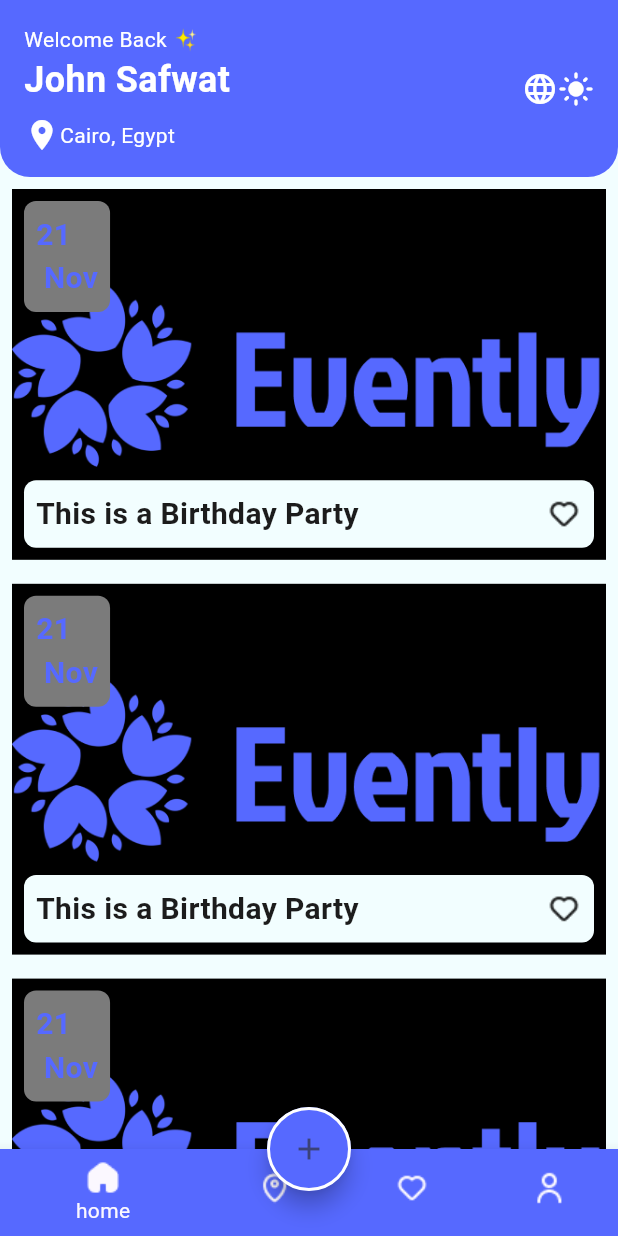
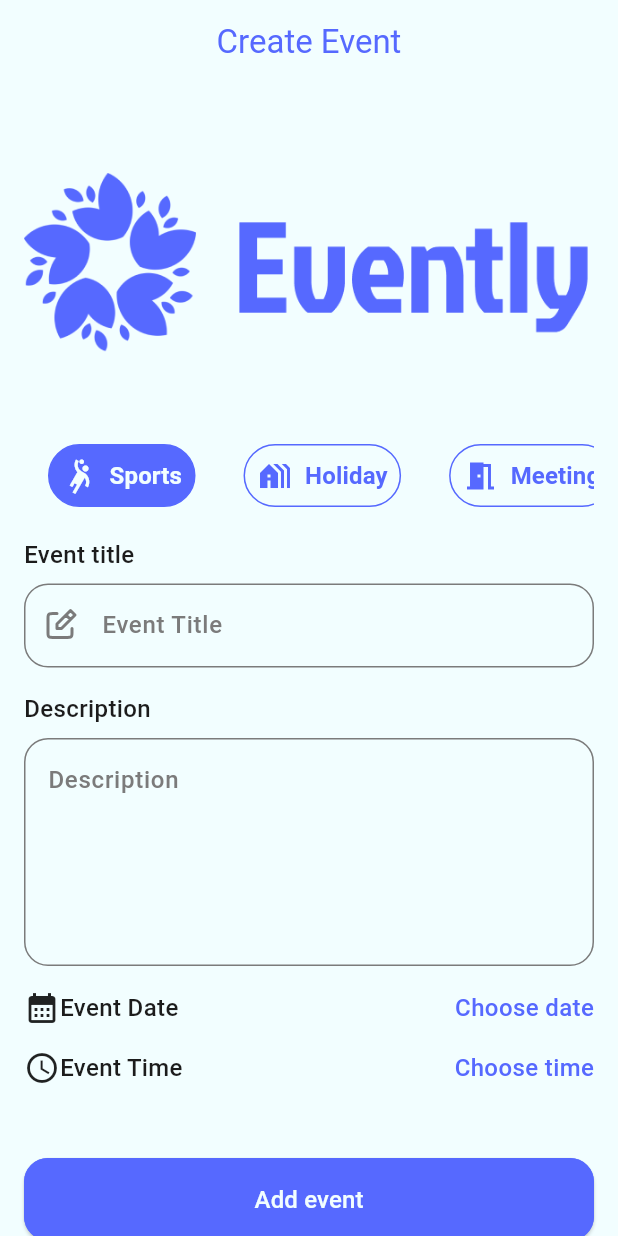
Before and after one commit to A-hmed/evently_c15, a Flutter app: the screen it shows after launch, on a phone screen of 412 x 824 dp. Run offline on Flutter 3.47's test engine with Material 3 defaults, Android fonts, the phone set to English and light mode, and no system bars; our stand-ins replace animated_toggle_switch, firebase_core, flutter_svg; accounts and stored records are empty.

Commit message:
Added design for home categories and add event. integrate with firebase project

```diff
--- a/lib/main.dart
+++ b/lib/main.dart
@@ -1,21 +1,24 @@
 import 'package:evently_c15/ui/providers/theme_provider.dart';
 import 'package:evently_c15/ui/providers/language_provider.dart';
+import 'package:evently_c15/ui/screens/add_event/add_event.dart';
 import 'package:evently_c15/ui/screens/home/home.dart';
 import 'package:evently_c15/ui/screens/splash/splash.dart';
 import 'package:evently_c15/ui/utils/app_theme.dart';
+import 'package:firebase_core/firebase_core.dart';
 import 'package:flutter/material.dart';
 import 'package:flutter_localizations/flutter_localizations.dart';
 import 'package:provider/provider.dart';
 import 'l10n/app_localizations.dart';
 
-void main() {
-  // runApp( ChangeNotifierProvider(
-  //   create: (_) => ThemeProvider(),
-  //   child: ChangeNotifierProvider(
-  //       create: (_) => LanguageProvider(),
-  //       child: MyApp()),
-  // )
-  // );
+void main() async {
+  WidgetsFlutterBinding.ensureInitialized();
+  await Firebase.initializeApp(
+    options: FirebaseOptions(
+        apiKey: "AIzaSyBir_qd6FDZPLZnOQi6tN1C0TNadr3VbgY",
+        appId: "1:132585537654:android:3df09b57eec8e74a5e9f57",
+        messagingSenderId: "",
+        projectId: "evently-c15-online"),
+  );
   runApp(MultiProvider(providers: [
     ChangeNotifierProvider(create: (_) => ThemeProvider()),
     ChangeNotifierProvider(create: (_) => LanguageProvider()),
@@ -49,7 +52,7 @@ class MyApp extends StatelessWidget {
         Locale('en'),
         Locale('ar'),
       ],
-      home: const Home(),
+      home: const AddEvent(),
     );
   }
 }
--- /dev/null
+++ b/lib/model/category_dm.dart
@@ -0,0 +1,59 @@
+import 'package:evently_c15/ui/utils/app_assets.dart';
+import 'package:flutter/material.dart';
+
+class CategoryDM {
+  IconData icon;
+  String title;
+  String image;
+
+  CategoryDM({required this.icon, required this.title, required this.image});
+
+  static List<CategoryDM> homeCategories = [
+    CategoryDM(
+        icon: Icons.all_inbox,
+        title: "All",
+        image: AppAssets.appHorizontalLogo),
+    CategoryDM(
+        icon: Icons.sports_handball,
+        title: "Sports",
+        image: AppAssets.appHorizontalLogo),
+    CategoryDM(
+        icon: Icons.holiday_village,
+        title: "Holiday",
+        image: AppAssets.appHorizontalLogo),
+    CategoryDM(
+        icon: Icons.meeting_room,
+        title: "Meeting",
+        image: AppAssets.appHorizontalLogo),
+    CategoryDM(
+        icon: Icons.cake,
+        title: "Birthday",
+        image: AppAssets.appHorizontalLogo),
+    CategoryDM(
+        icon: Icons.book_online,
+        title: "Booking Club",
+        image: AppAssets.appHorizontalLogo),
+  ];
+  static List<CategoryDM> createEventsCategories = [
+    CategoryDM(
+        icon: Icons.sports_handball,
+        title: "Sports",
+        image: AppAssets.appHorizontalLogo),
+    CategoryDM(
+        icon: Icons.holiday_village,
+        title: "Holiday",
+        image: AppAssets.appHorizontalLogo),
+    CategoryDM(
+        icon: Icons.meeting_room,
+        title: "Meeting",
+        image: AppAssets.appHorizontalLogo),
+    CategoryDM(
+        icon: Icons.cake,
+        title: "Birthday",
+        image: AppAssets.appHorizontalLogo),
+    CategoryDM(
+        icon: Icons.book_online,
+        title: "Booking Club",
+        image: AppAssets.appHorizontalLogo),
+  ];
+}
--- /dev/null
+++ b/lib/ui/screens/add_event/add_event.dart
@@ -0,0 +1,113 @@
+import 'package:evently_c15/model/category_dm.dart';
+import 'package:evently_c15/ui/utils/app_assets.dart';
+import 'package:evently_c15/ui/utils/app_colors.dart';
+import 'package:evently_c15/ui/widgets/category_tabs.dart';
+import 'package:evently_c15/ui/widgets/custom_button.dart';
+import 'package:evently_c15/ui/widgets/custom_text_field.dart';
+import 'package:flutter/material.dart';
+
+class AddEvent extends StatefulWidget {
+  const AddEvent({super.key});
+
+  @override
+  State<AddEvent> createState() => _AddEventState();
+}
+
+class _AddEventState extends State<AddEvent> {
+  @override
+  Widget build(BuildContext context) {
+    return Scaffold(
+      appBar: buildAppBar(),
+      body: Padding(
+        padding: const EdgeInsets.all(16.0),
+        child: Column(
+          spacing: 16,
+          children: [
+            buildCategoryImage(),
+            buildCategoryTabs(),
+
+            buildTitleTextField(),
+            buildDescriptionTextField(),
+            buildEventDate(),
+            buildEventTime(),
+            buildEventLocation(),
+            Spacer(),
+            buildAddEventButton()
+          ],
+        ),
+      ),
+    );
+  }
+
+  buildAppBar() => AppBar(
+        title: Text("Create Event"),
+      );
+
+  buildCategoryImage() => ClipRRect(
+        borderRadius: BorderRadius.circular(16),
+        child: Image.asset(
+          AppAssets.appHorizontalLogo,
+          height: MediaQuery.of(context).size.height * 0.25,
+        ),
+      );
+
+  buildCategoryTabs() => CategoryTabs(
+      categories: CategoryDM.createEventsCategories,
+      onTabSelected: (category) {
+        print(category.title);
+      },
+      selectedTabBg: AppColors.blue,
+      selectedTabTextColor: AppColors.white,
+      unselectedTabBg: AppColors.white,
+      unselectedTabTextColor: AppColors.blue,
+    );
+
+
+  buildTitleTextField() => Column(
+    crossAxisAlignment: CrossAxisAlignment.stretch,
+    children: [
+      Text("Event title", style: TextStyle(fontSize: 16, fontWeight: FontWeight.w500, color: AppColors.black),),
+      SizedBox(height: 8,),
+      CustomTextField(
+        hint: "Event Title",
+        prefixIcon: AppSvg.icTitle,
+      ),
+    ],
+  );
+
+  buildDescriptionTextField() => Column(
+    crossAxisAlignment: CrossAxisAlignment.stretch,
+    children: [
+      Text("Description", style: TextStyle(fontSize: 16, fontWeight: FontWeight.w500, color: AppColors.black),),
+      SizedBox(height: 8,),
+      CustomTextField(
+        hint: "Description",
+        minLines: 5,
+      ),
+    ],
+  );
+
+  buildEventDate() => Row(
+    children: [
+      Icon(Icons.calendar_month),
+      Text("Event Date", style: TextStyle(fontSize: 16, fontWeight: FontWeight.w500, color: AppColors.black),),
+      Spacer(),
+      Text("Choose date", style: TextStyle(fontSize: 16, fontWeight: FontWeight.w500, color: AppColors.blue),),
+    ],
+  );
+
+  buildEventTime() => Row(
+    children: [
+      Icon(Icons.access_time),
+      Text("Event Time", style: TextStyle(fontSize: 16, fontWeight: FontWeight.w500, color: AppColors.black),),
+      Spacer(),
+      Text("Choose time", style: TextStyle(fontSize: 16, fontWeight: FontWeight.w500, color: AppColors.blue),),
+    ],
+  );
+
+  buildEventLocation() => Container();
+
+  buildAddEventButton() => CustomButton(text: "Add event", onClick: (){
+
+  });
+}
--- a/lib/ui/screens/home/home.dart
+++ b/lib/ui/screens/home/home.dart
@@ -4,6 +4,7 @@ import 'package:evently_c15/ui/screens/home/tabs/map/map_tab.dart';
 import 'package:evently_c15/ui/screens/home/tabs/profile/profile_tab.dart';
 import 'package:evently_c15/ui/utils/app_assets.dart';
 import 'package:evently_c15/ui/utils/app_colors.dart';
+import 'package:evently_c15/ui/utils/app_routes.dart';
 import 'package:flutter/material.dart';
 
 class Home extends StatefulWidget {
@@ -68,8 +69,10 @@ class _HomeState extends State<Home> {
 
   buildFab() => FloatingActionButton(
         backgroundColor: AppColors.blue,
+        shape: StadiumBorder(side: BorderSide(color: Colors.white, width: 2)),
+        onPressed: () {
+          Navigator.push(context, AppRoutes.addEvent);
+        },
         child: const Icon(Icons.add),
-        shape: StadiumBorder(side: BorderSide(color: Colors.white, width: 2)),
-        onPressed: () {},
       );
 }
--- a/lib/ui/screens/home/tabs/home/home_tab.dart
+++ b/lib/ui/screens/home/tabs/home/home_tab.dart
@@ -1,6 +1,8 @@
+import 'package:evently_c15/model/category_dm.dart';
 import 'package:evently_c15/model/event_dm.dart';
 import 'package:evently_c15/ui/utils/app_assets.dart';
 import 'package:evently_c15/ui/utils/app_colors.dart';
+import 'package:evently_c15/ui/widgets/category_tabs.dart';
 import 'package:evently_c15/ui/widgets/event_widget.dart';
 import 'package:flutter/material.dart';
 
@@ -25,6 +27,9 @@ class HomeTab extends StatelessWidget {
         child: Column(
           children: [
             buildUserInfo(),
+            SizedBox(
+              height: 8,
+            ),
             buildCategoriesTabs(),
           ],
         ),
@@ -69,7 +74,16 @@ class HomeTab extends StatelessWidget {
         ],
       );
 
-  buildCategoriesTabs() => Container();
+  buildCategoriesTabs() => CategoryTabs(
+        categories: CategoryDM.homeCategories,
+        onTabSelected: (category) {
+          print(category.title);
+        },
+        selectedTabBg: AppColors.white,
+        selectedTabTextColor: AppColors.blue,
+        unselectedTabBg: AppColors.blue,
+        unselectedTabTextColor: AppColors.white,
+      );
 
   buildEventsList() => ListView.builder(
       itemCount: 20,
--- a/lib/ui/utils/app_assets.dart
+++ b/lib/ui/utils/app_assets.dart
@@ -21,4 +21,5 @@ class AppAssets {
 class AppSvg {
   static const String icEmail = 'assets/images/svg/ic_email.svg';
   static const String icPassword = 'assets/images/svg/ic_password.svg';
+  static const String icTitle = 'assets/images/svg/ic_title.svg';
 }
--- a/lib/ui/utils/app_routes.dart
+++ b/lib/ui/utils/app_routes.dart
@@ -1,3 +1,4 @@
+import 'package:evently_c15/ui/screens/add_event/add_event.dart';
 import 'package:evently_c15/ui/screens/home/home.dart';
 import 'package:evently_c15/ui/screens/login/login.dart';
 import 'package:evently_c15/ui/screens/register/register.dart';
@@ -15,4 +16,8 @@ abstract final class AppRoutes {
   static Route get register {
     return MaterialPageRoute(builder: (_) => const Register());
   }
+
+  static Route get addEvent {
+    return MaterialPageRoute(builder: (_) => const AddEvent());
+  }
 }
--- a/lib/ui/utils/app_theme.dart
+++ b/lib/ui/utils/app_theme.dart
@@ -47,11 +47,10 @@ abstract final class AppTheme {
       colorScheme: ColorScheme.fromSeed(seedColor: AppColors.blue),
       textTheme: _lightTextTheme,
       appBarTheme: AppBarTheme(
-          backgroundColor: AppColors.blue,
-          shape: RoundedRectangleBorder(
-              borderRadius: BorderRadius.only(
-                  bottomLeft: Radius.circular(16),
-                  bottomRight: Radius.circular(16)))),
+          backgroundColor: Colors.transparent,
+        centerTitle: true,
+        titleTextStyle: TextStyle(fontSize: 22, fontWeight: FontWeight.w400, color: AppColors.blue)
+      ),
       elevatedButtonTheme: ElevatedButtonThemeData(
           style: ElevatedButton.styleFrom(
               backgroundColor: AppColors.blue,
--- /dev/null
+++ b/lib/ui/widgets/category_tabs.dart
@@ -0,0 +1,84 @@
+import 'package:evently_c15/model/category_dm.dart';
+import 'package:flutter/material.dart';
+
+class CategoryTabs extends StatefulWidget {
+  final List<CategoryDM> categories;
+  final Function(CategoryDM) onTabSelected;
+  final Color selectedTabBg;
+  final Color unselectedTabBg;
+  final Color selectedTabTextColor;
+  final Color unselectedTabTextColor;
+
+  const CategoryTabs(
+      {super.key,
+      required this.categories,
+      required this.selectedTabBg,
+      required this.selectedTabTextColor,
+      required this.unselectedTabBg,
+      required this.unselectedTabTextColor,
+      required this.onTabSelected});
+
+  @override
+  State<CategoryTabs> createState() => _CategoryTabsState();
+}
+
+class _CategoryTabsState extends State<CategoryTabs> {
+  late CategoryDM selectedCategory;
+  @override
+  void initState() {
+    super.initState();
+    selectedCategory = widget.categories[0];
+  }
+
+  @override
+  Widget build(BuildContext context) {
+    return DefaultTabController(
+      length: widget.categories.length,
+      child: TabBar(
+        isScrollable: true,
+        indicatorColor: Colors.transparent,
+        dividerColor: Colors.transparent,
+        tabAlignment: TabAlignment.start,
+        onTap: (index){
+          selectedCategory = widget.categories[index];
+          widget.onTabSelected(selectedCategory);
+          setState(() {});
+        },
+        tabs: widget.categories
+            .map((category) => mapCategoryDMToTab(category, category == selectedCategory))
+            .toList(),
+      ),
+    );
+  }
+
+  Widget mapCategoryDMToTab(CategoryDM category, bool isSelected) {
+    return Tab(
+      child: Container(
+        decoration: BoxDecoration(
+            borderRadius: BorderRadius.circular(46),
+            color: isSelected ? widget.selectedTabBg : widget.unselectedTabBg,
+            border: Border.all(color: widget.selectedTabBg, width: 1)),
+        padding: EdgeInsets.all(8),
+        child: Row(
+          mainAxisAlignment: MainAxisAlignment.center,
+          children: [
+            Icon(
+              category.icon,
+              color: isSelected ? widget.selectedTabTextColor : widget.unselectedTabTextColor,
+            ),
+            SizedBox(width: 8,),
+            Text(
+              category.title,
+              style: TextStyle(
+                  color: isSelected
+                      ? widget.selectedTabTextColor
+                      : widget.unselectedTabTextColor,
+                  fontSize: 16,
+                  fontWeight: FontWeight.bold),
+            )
+          ],
+        ),
+      ),
+    );
+  }
+}
--- a/lib/ui/widgets/custom_text_field.dart
+++ b/lib/ui/widgets/custom_text_field.dart
@@ -5,12 +5,14 @@ class CustomTextField extends StatefulWidget {
   final String hint;
   final String? prefixIcon;
   final bool isPassword;
+  final int minLines;
 
   const CustomTextField(
       {super.key,
       required this.hint,
       this.prefixIcon,
-      this.isPassword = false});
+      this.isPassword = false,
+      this.minLines = 1});
 
   @override
   State<CustomTextField> createState() => _CustomTextFieldState();
@@ -31,14 +33,19 @@ class _CustomTextFieldState extends State<CustomTextField> {
                   widget.prefixIcon!,
                 ),
               ),
-        suffixIcon: widget.isPassword ? InkWell(
-            onTap: (){
-              obscureText = !obscureText;
-              setState(() {});
-            },
-            child: Icon(obscureText ? Icons.visibility_off : Icons.remove_red_eye)) : null,
+        suffixIcon: widget.isPassword
+            ? InkWell(
+                onTap: () {
+                  obscureText = !obscureText;
+                  setState(() {});
+                },
+                child: Icon(
+                    obscureText ? Icons.visibility_off : Icons.remove_red_eye))
+            : null,
         hintText: widget.hint,
       ),
+      minLines: widget.minLines,
+      maxLines: widget.minLines + 1,
       obscureText: widget.isPassword ? obscureText : false,
     );
   }
--- a/pubspec.yaml
+++ b/pubspec.yaml
@@ -28,6 +28,9 @@ dependencies:
   intl: any
   animated_toggle_switch: ^0.8.5
   provider: ^6.1.5
+  firebase_core: ^3.9.0
+  firebase_auth: ^5.3.4
+  cloud_firestore: ^5.6.1
 
 
 dev_dependencies:
```
Also changed, not shown: assets/images/svg/ic_title.svg (added), pubspec.lock, 6 other files.
